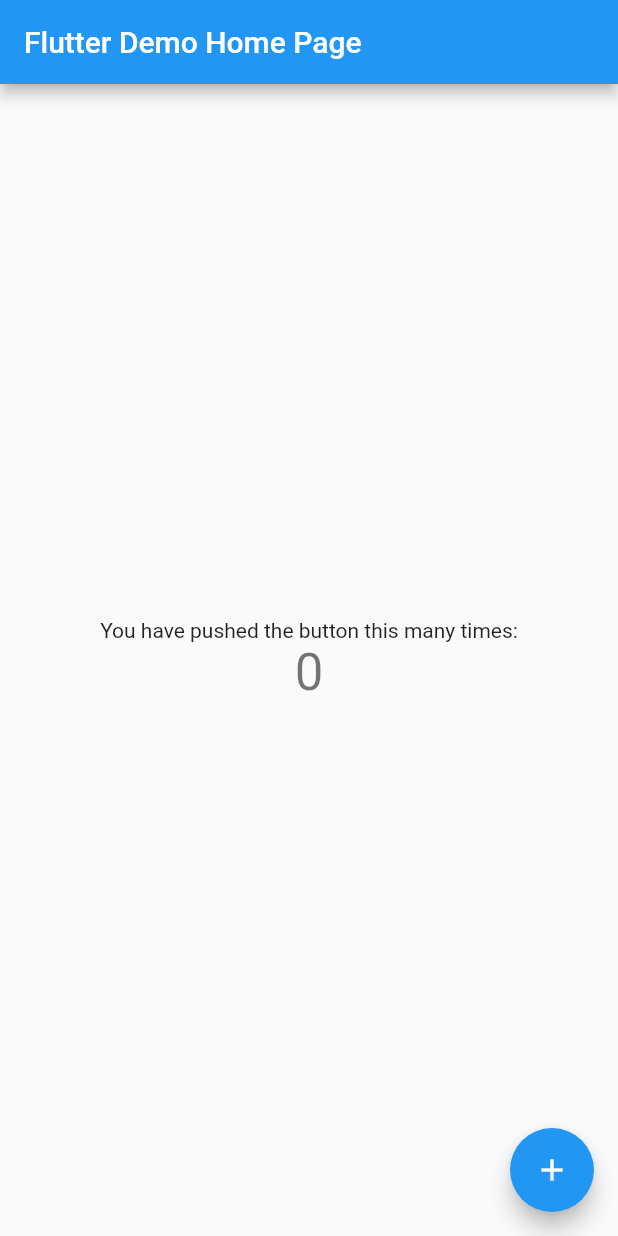
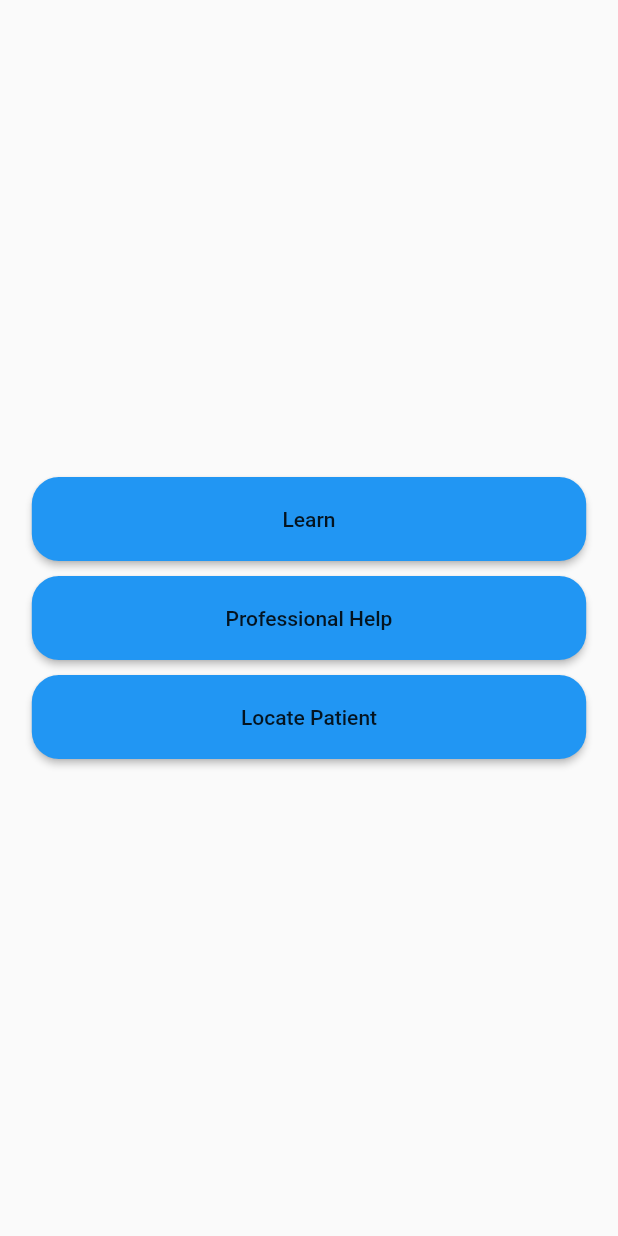
Before and after one commit to Moizsohail/dementia-plus, a Flutter app: the screen it shows after launch, on a phone screen of 412 x 824 dp. Run offline on Flutter 3.47's test engine with Material 2 defaults, Android fonts, the phone set to English and light mode, and no system bars.

Commit message:
Learn + Menu
Added Learn Section
Created the ui
Added the menu Section
Created the ui

```diff
--- a/lib/main.dart
+++ b/lib/main.dart
@@ -1,5 +1,5 @@
 import 'package:flutter/material.dart';
-
+import 'package:dementia_plus/pages/menu.dart';
 void main() => runApp(MyApp());
 
 class MyApp extends StatelessWidget {
@@ -20,7 +20,7 @@ class MyApp extends StatelessWidget {
         // is not restarted.
         primarySwatch: Colors.blue,
       ),
-      home: MyHomePage(title: 'Flutter Demo Home Page'),
+      home: Menu(),
     );
   }
 }
--- /dev/null
+++ b/lib/pages/menu.dart
@@ -0,0 +1,31 @@
+import 'package:dementia_plus/ui/buttons.dart';
+import 'package:flutter/cupertino.dart';
+import 'package:flutter/material.dart';
+import 'package:dementia_plus/pages/learn/learn.dart';
+
+class Menu extends StatefulWidget {
+  @override
+  State<StatefulWidget> createState() => _MenuState();
+}
+
+class _MenuState extends State<Menu> {
+
+
+  @override
+  Widget build(BuildContext context) {
+    return Scaffold(
+      body: Center(
+        child: Column(
+          mainAxisAlignment: MainAxisAlignment.center,
+          children: <Widget>[
+            Button("Learn",page:Learn()),
+            SizedBox(height: 10.0,),
+            Button("Professional Help"),
+            SizedBox(height: 10.0,),
+            Button("Locate Patient"),
+          ],
+        ),
+      ),
+    );
+  }
+}
--- /dev/null
+++ b/lib/ui/buttons.dart
@@ -0,0 +1,44 @@
+import 'package:flutter/cupertino.dart';
+import 'package:flutter/material.dart';
+
+class Button extends StatelessWidget {
+  Button(this.text, {this.page = Null, this.expanded = true});
+  final page;
+  final String text;
+  final bool expanded;
+  @override
+  Widget build(BuildContext context) {
+    return RaisedButton(
+      child:
+          SizedBox(width: MediaQuery.of(context).size.width*0.8, child:Center(child: Text(text))),
+      padding: EdgeInsets.all(20.0),
+      shape: RoundedRectangleBorder(borderRadius: BorderRadius.circular(18.0)),
+      color: Theme.of(context).primaryColor,
+      onPressed: () {
+        (this.page != Null)
+            ? Navigator.push(
+                context, MaterialPageRoute(builder: (context) => this.page))
+            : null;
+      },
+    );
+  }
+}
+
+class ImageCardButton extends StatelessWidget {
+  ImageCardButton(this.text);
+  final String text;
+  @override
+  Widget build(BuildContext context) {
+    return Card(
+      shape: RoundedRectangleBorder(borderRadius: BorderRadius.circular(18.0)),
+      child: InkWell(
+          onTap: () {},
+          child: Column(
+            mainAxisAlignment: MainAxisAlignment.center,
+            children: <Widget>[Text(this.text)],
+          )),
+      elevation: 2.0,
+      margin: EdgeInsets.all(5.0),
+    );
+  }
+}
```
Also changed, not shown: lib/pages/learn/learn.dart (added, +48 -0 lines).
